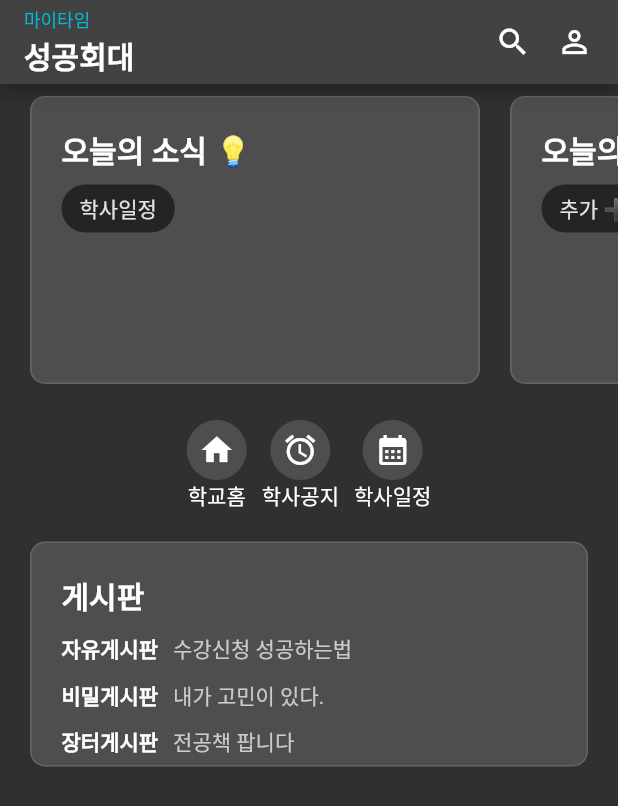
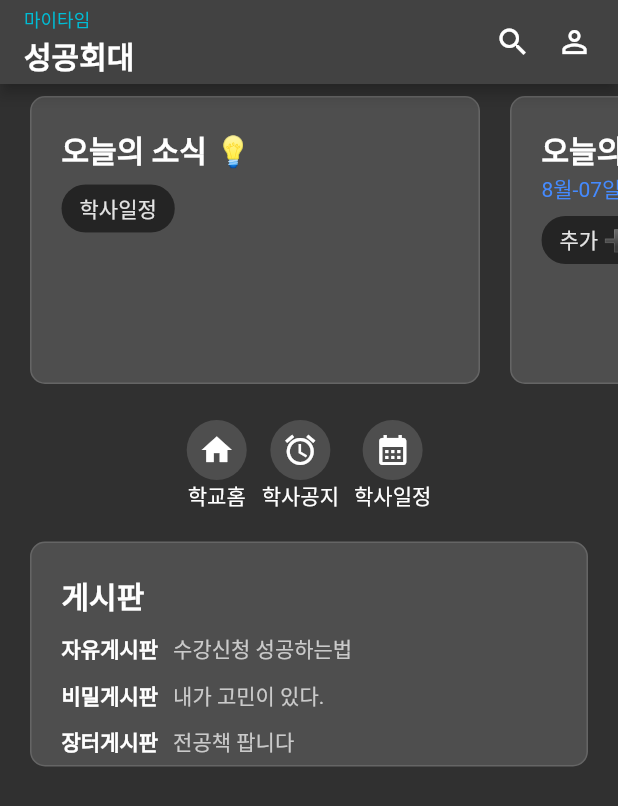
Before and after one commit to Zvckaya/Project_A, a Flutter app: the screen it shows once a user with an empty profile is signed in, on a phone screen of 412 x 824 dp. Shown: the top 806 px of the screen. Run offline on Flutter 3.47's test engine with Material 2 defaults, Android fonts, the phone set to English and light mode, and no system bars; our stand-ins replace cloud_firestore, firebase_auth, firebase_core; accounts and stored records are empty.

Commit message:
add board_layout

```diff
--- a/lib/page_selector.dart
+++ b/lib/page_selector.dart
@@ -56,7 +56,7 @@ class _PageSelectorState extends State<PageSelector> {
           )
         : Scaffold(
             body: PageView(
-              physics: NeverScrollableScrollPhysics(),
+              // physics: NeverScrollableScrollPhysics(),
               children: homeScreen,
               controller: pageController,
               onPageChanged: onPageChanged,
--- a/lib/screen/home.dart
+++ b/lib/screen/home.dart
@@ -2,6 +2,8 @@ import 'package:firebase_auth/firebase_auth.dart';
 import 'package:flutter/cupertino.dart';
 
 import 'package:flutter/material.dart';
+import 'package:intl/intl.dart';
+import 'package:project_a/board_layout.dart/free_board.dart';
 import 'package:project_a/constants/gaps.dart';
 import 'package:project_a/constants/sizes.dart';
 import 'package:project_a/firebase/auth.dart';
@@ -12,6 +14,7 @@ import 'package:project_a/widget/board_headline.dart';
 import 'package:project_a/widget/cupButton.dart';
 import 'package:project_a/widget/custom_icon.dart';
 import 'package:project_a/widget/today_news.dart';
+import 'package:project_a/widget/todo_board.dart';
 import 'package:provider/provider.dart';
 
 class HomePage extends StatefulWidget {
@@ -90,37 +93,7 @@ class _HomePageState extends State<HomePage> {
                 ),
                 Padding(
                   padding: const EdgeInsets.only(left: 20),
-                  child: Container(
-                    padding: EdgeInsets.all(20),
-                    width: 300,
-                    decoration: BoxDecoration(
-                      color: const Color.fromARGB(255, 78, 78, 78),
-                      borderRadius: BorderRadius.circular(10),
-                      border: Border.all(
-                        color: Color.fromARGB(255, 101, 101, 101),
-                      ),
-                    ),
-                    child: Row(children: [
-                      Column(
-                        crossAxisAlignment: CrossAxisAlignment.start,
-                        children: [
-                          Row(
-                            children: [
-                              Text(
-                                "오늘의 할일 ☑️",
-                                style: TextStyle(
-                                    fontWeight: FontWeight.bold, fontSize: 20),
-                              ),
-                            ],
-                          ),
-                          Chip(
-                            label: Text('추가 ➕'),
-                            backgroundColor: Colors.black26,
-                          )
-                        ],
-                      )
-                    ]),
-                  ),
+                  child: TodoList(),
                 )
               ]),
             ),
@@ -167,9 +140,18 @@ class _HomePageState extends State<HomePage> {
                           TextStyle(fontSize: 20, fontWeight: FontWeight.bold),
                     ),
                     Gaps.v10,
-                    board_headline(
-                      board_name: '자유게시판',
-                      board_detail: '수강신청 성공하는법',
+                    InkWell(
+                      onTap: () {
+                        Navigator.of(context).push(
+                          MaterialPageRoute(
+                            builder: (context) => FreeBoard(),
+                          ),
+                        );
+                      },
+                      child: board_headline(
+                        board_name: '자유게시판',
+                        board_detail: '수강신청 성공하는법',
+                      ),
                     ),
                     Gaps.v10,
                     board_headline(
--- /dev/null
+++ b/lib/widget/todo_board.dart
@@ -0,0 +1,45 @@
+import 'package:flutter/cupertino.dart';
+import 'package:flutter/material.dart';
+import 'package:intl/intl.dart';
+
+String getToday() {
+  DateTime now = DateTime.now();
+  DateFormat formatter = DateFormat('M월-dd일(E)');
+  String strToday = formatter.format(now);
+  return strToday;
+}
+
+Container TodoList() {
+  return Container(
+    padding: EdgeInsets.all(20),
+    width: 300,
+    decoration: BoxDecoration(
+      color: const Color.fromARGB(255, 78, 78, 78),
+      borderRadius: BorderRadius.circular(10),
+      border: Border.all(
+        color: Color.fromARGB(255, 101, 101, 101),
+      ),
+    ),
+    child: Row(children: [
+      Column(
+        crossAxisAlignment: CrossAxisAlignment.start,
+        children: [
+          Column(
+            crossAxisAlignment: CrossAxisAlignment.start,
+            children: [
+              Text(
+                "오늘의 할일 ☑️",
+                style: TextStyle(fontWeight: FontWeight.bold, fontSize: 20),
+              ),
+              Text(getToday(), style: TextStyle(color: Colors.blueAccent)),
+            ],
+          ),
+          Chip(
+            label: Text('추가 ➕'),
+            backgroundColor: Colors.black26,
+          )
+        ],
+      )
+    ]),
+  );
+}
```
Also changed, not shown: lib/board_layout.dart/free_board.dart (added, +42 -0 lines), lib/screen/add_post_screen.dart (added, +18 -0 lines), lib/widget/postcard.dart (added, +35 -0 lines).
